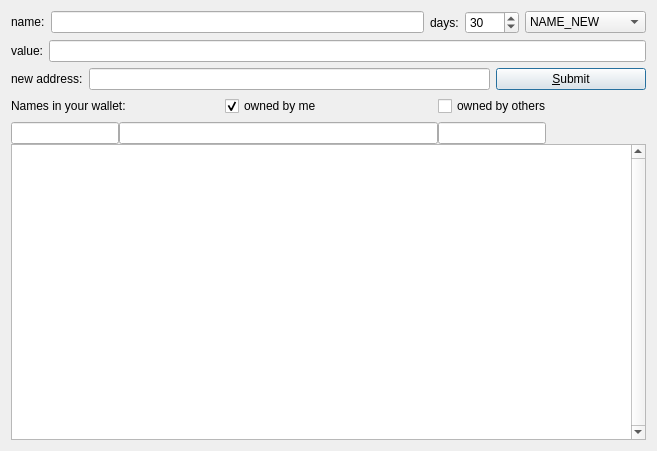
Above: src/qt/forms/managenamespage.ui from bitcf/bitcf before the change. Below: the same form after it.
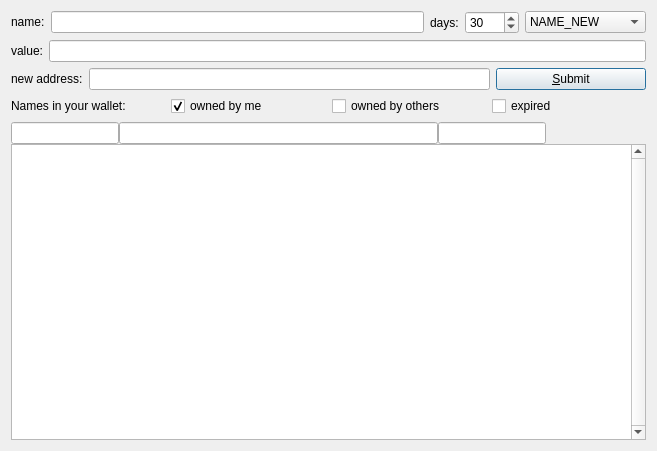
That is the form after the change. Icons and pictures are not drawn. Custom widgets are drawn as their Qt base class.

Commit message: add expired checkbox for names in GUI

The edit to the form file:
```diff
--- a/src/qt/forms/managenamespage.ui
+++ b/src/qt/forms/managenamespage.ui
@@ -243,6 +243,13 @@
        </property>
       </widget>
      </item>
+     <item>
+      <widget class="QCheckBox" name="cbExpired">
+       <property name="text">
+        <string>expired</string>
+       </property>
+      </widget>
+     </item>
     </layout>
    </item>
    <item>
```
The commit also changes 5 other files.
